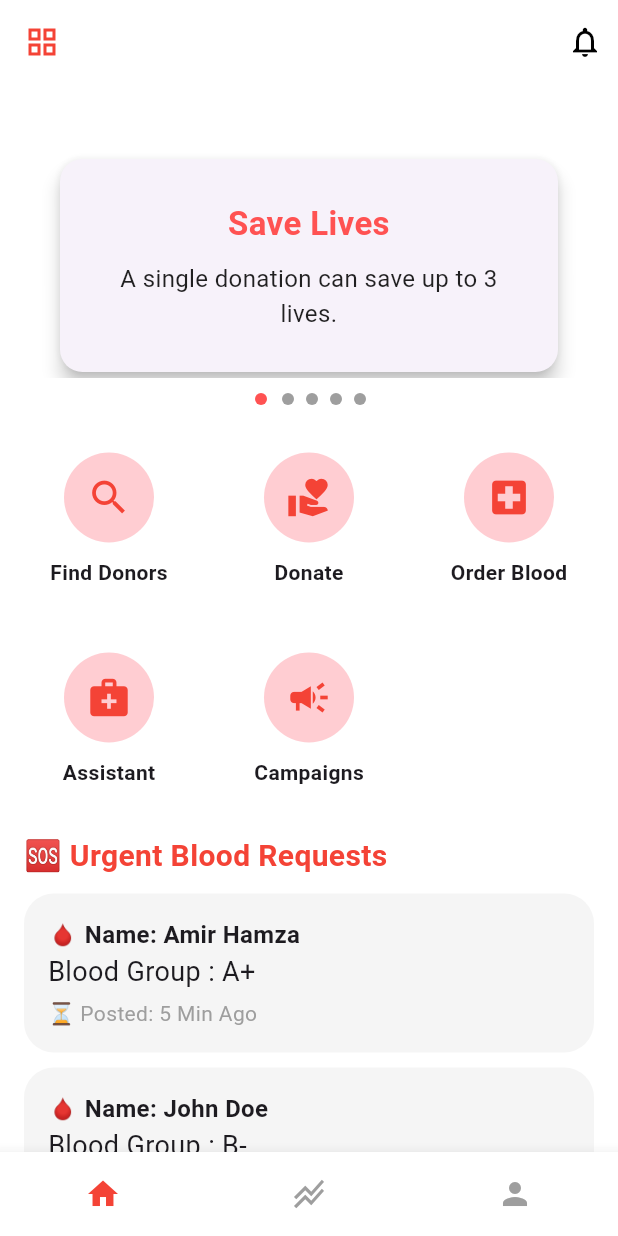
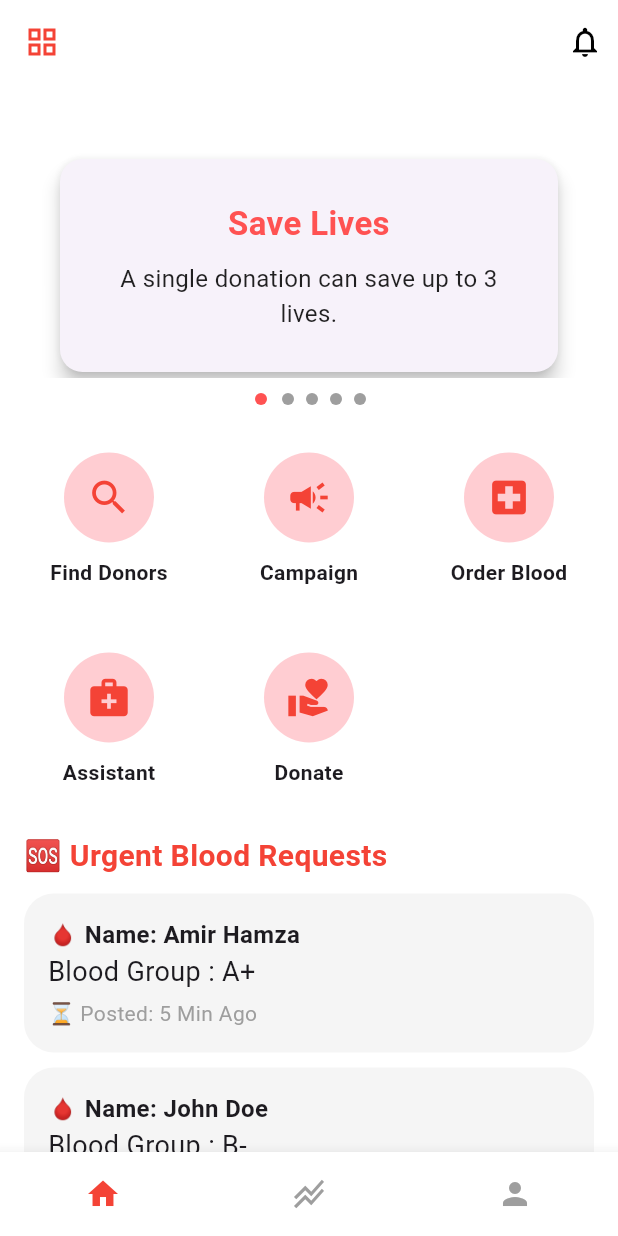
Before and after one commit to Rakt-Seva/Raktseva, a Flutter app: the HomePage screen opened directly, on a phone screen of 412 x 824 dp. Run offline on Flutter 3.47's test engine with Material 3 defaults, Android fonts, the light colour scheme and no system bars; our stand-ins replace carousel_slider, cloud_firestore, firebase_auth, firebase_core, geolocator, google_maps_flutter and 1 more; missing offline and left inert: google_maps_webservice; accounts and stored records are empty.

Commit message:
Initial Commit

```diff
--- a/lib/homepage.dart
+++ b/lib/homepage.dart
@@ -125,10 +125,10 @@
       crossAxisSpacing: 20,
       children: [
         _buildFeatureCard(Icons.search, "Find Donors", context, FindDonorsScreen()),
-        _buildFeatureCard(Icons.volunteer_activism, "Donate", context, null),
+        _buildFeatureCard(Icons.campaign, "Campaign", context, null),
         _buildFeatureCard(Icons.local_hospital, "Order Blood", context, CreateRequestPage()),
         _buildFeatureCard(Icons.medical_services, "Assistant", context, GeminiChatScreen()),
-        _buildFeatureCard(Icons.campaign, "Campaigns", context, CampaignPage()),
+        _buildFeatureCard(Icons.volunteer_activism, "Donate", context, CampaignPage()),
       ],
     );
   }
```
Also changed, not shown: 1 other file.
